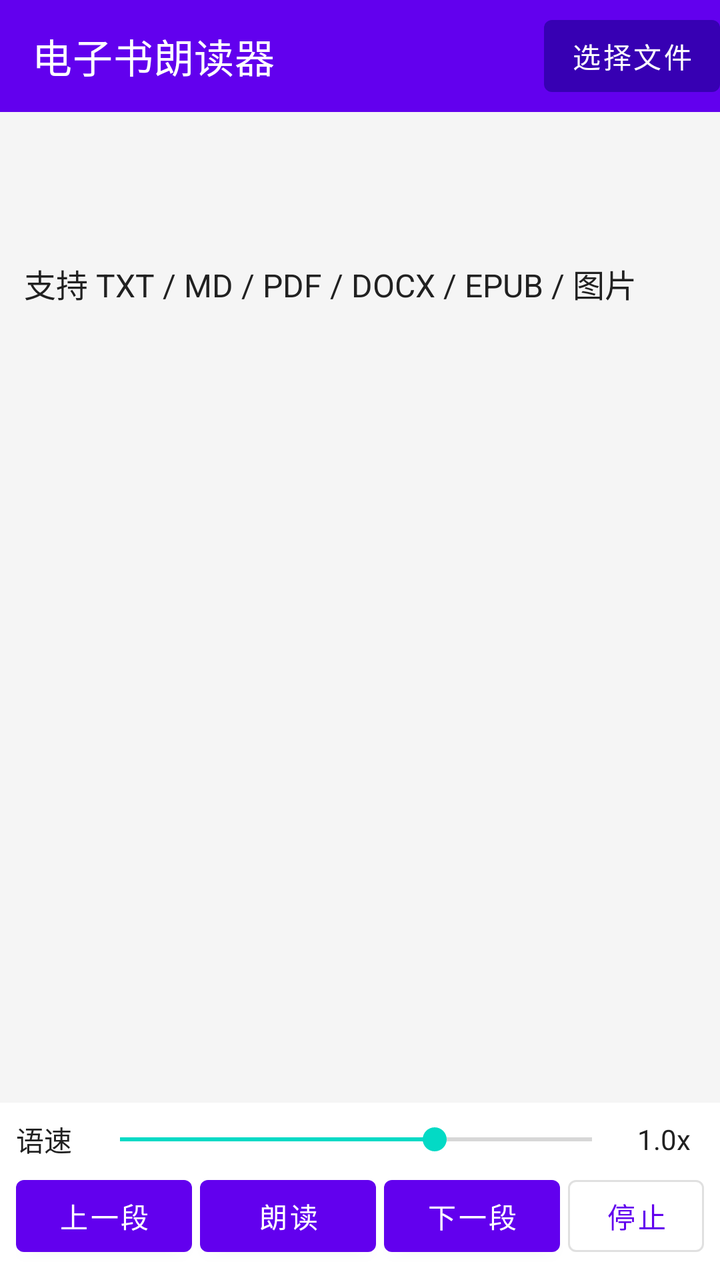
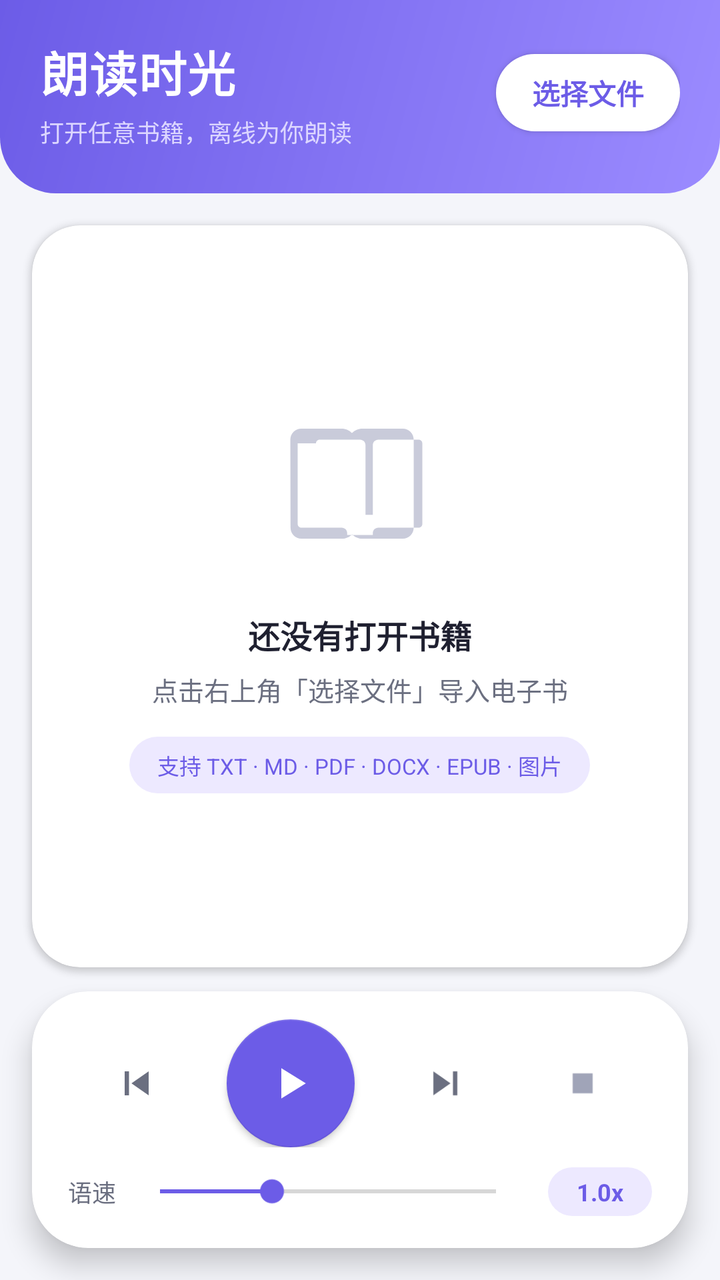

Screens rendered from an Android XML layout before and after an edit, with the pre-edit source and the edit as a unified diff.
<!-- AndroidManifest.xml: application theme Theme.EbookVoiceReader -->
<!-- res/layout/activity_main.xml -->
<?xml version="1.0" encoding="utf-8"?>
<androidx.constraintlayout.widget.ConstraintLayout
    xmlns:android="http://schemas.android.com/apk/res/android"
    xmlns:app="http://schemas.android.com/apk/res-auto"
    android:layout_width="match_parent"
    android:layout_height="match_parent"
    android:background="@color/bg_light">

    
    <com.google.android.material.appbar.MaterialToolbar
        android:id="@+id/toolbar"
        android:layout_width="0dp"
        android:layout_height="wrap_content"
        android:background="@color/purple_500"
        app:title="@string/app_name"
        app:titleTextColor="@color/white"
        app:layout_constraintTop_toTopOf="parent"
        app:layout_constraintStart_toStartOf="parent"
        app:layout_constraintEnd_toEndOf="parent">

        <com.google.android.material.button.MaterialButton
            android:id="@+id/btnOpenFile"
            android:layout_width="wrap_content"
            android:layout_height="wrap_content"
            android:layout_gravity="end"
            android:text="@string/select_file"
            android:textColor="@color/white"
            app:backgroundTint="@color/purple_700"
            style="@style/Widget.MaterialComponents.Button.TextButton" />
    </com.google.android.material.appbar.MaterialToolbar>

    
    <TextView
        android:id="@+id/tvTitle"
        android:layout_width="0dp"
        android:layout_height="wrap_content"
        android:padding="12dp"
        android:textColor="@color/text_primary"
        android:textSize="16sp"
        android:textStyle="bold"
        android:maxLines="2"
        android:ellipsize="end"
        app:layout_constraintTop_toBottomOf="@id/toolbar"
        app:layout_constraintStart_toStartOf="parent"
        app:layout_constraintEnd_toEndOf="parent" />

    <TextView
        android:id="@+id/tvStatus"
        android:layout_width="0dp"
        android:layout_height="wrap_content"
        android:paddingStart="12dp"
        android:paddingEnd="12dp"
        android:textColor="@color/teal_700"
        android:textSize="12sp"
        app:layout_constraintTop_toBottomOf="@id/tvTitle"
        app:layout_constraintStart_toStartOf="parent"
        app:layout_constraintEnd_toEndOf="parent" />

    
    <ScrollView
        android:id="@+id/scrollView"
        android:layout_width="0dp"
        android:layout_height="0dp"
        android:padding="12dp"
        app:layout_constraintTop_toBottomOf="@id/tvStatus"
        app:layout_constraintBottom_toTopOf="@id/controlBar"
        app:layout_constraintStart_toStartOf="parent"
        app:layout_constraintEnd_toEndOf="parent">

        <TextView
            android:id="@+id/tvContent"
            android:layout_width="match_parent"
            android:layout_height="wrap_content"
            android:textColor="@color/text_primary"
            android:textSize="16sp"
            android:lineSpacingExtra="6dp"
            android:text="@string/select_format_hint" />
    </ScrollView>

    
    <LinearLayout
        android:id="@+id/controlBar"
        android:layout_width="0dp"
        android:layout_height="wrap_content"
        android:orientation="vertical"
        android:background="@color/white"
        android:padding="8dp"
        app:layout_constraintBottom_toBottomOf="parent"
        app:layout_constraintStart_toStartOf="parent"
        app:layout_constraintEnd_toEndOf="parent">

        
        <LinearLayout
            android:layout_width="match_parent"
            android:layout_height="wrap_content"
            android:orientation="horizontal"
            android:gravity="center_vertical"
            android:paddingBottom="4dp">

            <TextView
                android:layout_width="wrap_content"
                android:layout_height="wrap_content"
                android:text="@string/speed"
                android:textColor="@color/text_primary"
                android:paddingEnd="8dp" />

            <SeekBar
                android:id="@+id/seekSpeed"
                android:layout_width="0dp"
                android:layout_height="wrap_content"
                android:layout_weight="1"
                android:max="15"
                android:progress="10" />

            <TextView
                android:id="@+id/tvSpeedValue"
                android:layout_width="wrap_content"
                android:layout_height="wrap_content"
                android:text="1.0x"
                android:textColor="@color/text_primary"
                android:minWidth="40dp"
                android:gravity="center" />
        </LinearLayout>

        
        <LinearLayout
            android:layout_width="match_parent"
            android:layout_height="wrap_content"
            android:orientation="horizontal"
            android:gravity="center">

            <com.google.android.material.button.MaterialButton
                android:id="@+id/btnPrev"
                android:layout_width="wrap_content"
                android:layout_height="wrap_content"
                android:text="@string/prev_para"
                android:layout_marginEnd="4dp" />

            <com.google.android.material.button.MaterialButton
                android:id="@+id/btnPlayPause"
                android:layout_width="wrap_content"
                android:layout_height="wrap_content"
                android:text="@string/play"
                app:backgroundTint="@color/purple_500"
                android:layout_marginEnd="4dp" />

            <com.google.android.material.button.MaterialButton
                android:id="@+id/btnNext"
                android:layout_width="wrap_content"
                android:layout_height="wrap_content"
                android:text="@string/next_para"
                android:layout_marginEnd="4dp" />

            <com.google.android.material.button.MaterialButton
                android:id="@+id/btnStop"
                android:layout_width="wrap_content"
                android:layout_height="wrap_content"
                android:text="@string/stop"
                style="@style/Widget.MaterialComponents.Button.OutlinedButton" />
        </LinearLayout>
    </LinearLayout>

    
    <ProgressBar
        android:id="@+id/progressBar"
        android:layout_width="wrap_content"
        android:layout_height="wrap_content"
        android:visibility="gone"
        app:layout_constraintTop_toTopOf="@id/scrollView"
        app:layout_constraintBottom_toBottomOf="@id/scrollView"
        app:layout_constraintStart_toStartOf="parent"
        app:layout_constraintEnd_toEndOf="parent" />

</androidx.constraintlayout.widget.ConstraintLayout>
<!-- resources referenced by this layout -->
<resources>
  <color name="bg_light">#FFF5F5F5</color>
  <color name="purple_500">#FF6200EE</color>
  <color name="purple_700">#FF3700B3</color>
  <color name="teal_700">#FF018786</color>
  <color name="text_primary">#FF212121</color>
  <string name="app_name">电子书朗读器</string>
  <string name="select_format_hint">支持 TXT / MD / PDF / DOCX / EPUB / 图片</string>
  <style name="Theme.EbookVoiceReader" parent="Theme.MaterialComponents.DayNight.NoActionBar">
          <item name="colorPrimary">@color/purple_500</item>
          <item name="colorPrimaryVariant">@color/purple_700</item>
          <item name="colorOnPrimary">@color/white</item>
          <item name="colorSecondary">@color/teal_200</item>
          <item name="colorSecondaryVariant">@color/teal_700</item>
          <item name="colorOnSecondary">@color/black</item>
          <item name="android:statusBarColor">@color/purple_700</item>
      </style>
  <color name="teal_200">#FF03DAC5</color>
  <color name="black">#FF000000</color>
  <!-- unchanged entries left out for length: 7 -->
</resources>

<!-- the commit's change to res/layout/activity_main.xml (unified diff, before → after) -->
@@ -1,174 +1,346 @@
 <?xml version="1.0" encoding="utf-8"?>
-<androidx.constraintlayout.widget.ConstraintLayout
-    xmlns:android="http://schemas.android.com/apk/res/android"
+<androidx.constraintlayout.widget.ConstraintLayout xmlns:android="http://schemas.android.com/apk/res/android"
     xmlns:app="http://schemas.android.com/apk/res-auto"
     android:layout_width="match_parent"
     android:layout_height="match_parent"
-    android:background="@color/bg_light">
+    android:background="@color/bg">
 
     
-    <com.google.android.material.appbar.MaterialToolbar
-        android:id="@+id/toolbar"
+    <LinearLayout
+        android:id="@+id/header"
         android:layout_width="0dp"
         android:layout_height="wrap_content"
-        android:background="@color/purple_500"
-        app:title="@string/app_name"
-        app:titleTextColor="@color/white"
-        app:layout_constraintTop_toTopOf="parent"
+        android:background="@drawable/bg_header"
+        android:orientation="vertical"
+        android:paddingStart="20dp"
+        android:paddingTop="18dp"
+        android:paddingEnd="20dp"
+        android:paddingBottom="22dp"
+        app:layout_constraintEnd_toEndOf="parent"
         app:layout_constraintStart_toStartOf="parent"
-        app:layout_constraintEnd_toEndOf="parent">
-
-        <com.google.android.material.button.MaterialButton
-            android:id="@+id/btnOpenFile"
-            android:layout_width="wrap_content"
+        app:layout_constraintTop_toTopOf="parent">
+
+        <LinearLayout
+            android:layout_width="match_parent"
             android:layout_height="wrap_content"
-            android:layout_gravity="end"
-            android:text="@string/select_file"
-            android:textColor="@color/white"
-            app:backgroundTint="@color/purple_700"
-            style="@style/Widget.MaterialComponents.Button.TextButton" />
-    </com.google.android.material.appbar.MaterialToolbar>
-
-    
-    <TextView
-        android:id="@+id/tvTitle"
-        android:layout_width="0dp"
-        android:layout_height="wrap_content"
-        android:padding="12dp"
-        android:textColor="@color/text_primary"
-        android:textSize="16sp"
-        android:textStyle="bold"
-        android:maxLines="2"
-        android:ellipsize="end"
-        app:layout_constraintTop_toBottomOf="@id/toolbar"
-        app:layout_constraintStart_toStartOf="parent"
-        app:layout_constraintEnd_toEndOf="parent" />
-
-    <TextView
-        android:id="@+id/tvStatus"
-        android:layout_width="0dp"
-        android:layout_height="wrap_content"
-        android:paddingStart="12dp"
-        android:paddingEnd="12dp"
-        android:textColor="@color/teal_700"
-        android:textSize="12sp"
-        app:layout_constraintTop_toBottomOf="@id/tvTitle"
-        app:layout_constraintStart_toStartOf="parent"
-        app:layout_constraintEnd_toEndOf="parent" />
-
-    
-    <ScrollView
-        android:id="@+id/scrollView"
-        android:layout_width="0dp"
-        android:layout_height="0dp"
-        android:padding="12dp"
-        app:layout_constraintTop_toBottomOf="@id/tvStatus"
-        app:layout_constraintBottom_toTopOf="@id/controlBar"
-        app:layout_constraintStart_toStartOf="parent"
-        app:layout_constraintEnd_toEndOf="parent">
-
-        <TextView
-            android:id="@+id/tvContent"
-            android:layout_width="match_parent"
-            android:layout_height="wrap_content"
-            android:textColor="@color/text_primary"
-            android:textSize="16sp"
-            android:lineSpacingExtra="6dp"
-            android:text="@string/select_format_hint" />
-    </ScrollView>
-
-    
-    <LinearLayout
-        android:id="@+id/controlBar"
-        android:layout_width="0dp"
-        android:layout_height="wrap_content"
-        android:orientation="vertical"
-        android:background="@color/white"
-        android:padding="8dp"
-        app:layout_constraintBottom_toBottomOf="parent"
-        app:layout_constraintStart_toStartOf="parent"
-        app:layout_constraintEnd_toEndOf="parent">
-
-        
-        <LinearLayout
-            android:layout_width="match_parent"
-            android:layout_height="wrap_content"
-            android:orientation="horizontal"
             android:gravity="center_vertical"
-            android:paddingBottom="4dp">
-
-            <TextView
-                android:layout_width="wrap_content"
-                android:layout_height="wrap_content"
-                android:text="@string/speed"
-                android:textColor="@color/text_primary"
-                android:paddingEnd="8dp" />
-
-            <SeekBar
-                android:id="@+id/seekSpeed"
+            android:orientation="horizontal">
+
+            <LinearLayout
                 android:layout_width="0dp"
                 android:layout_height="wrap_content"
                 android:layout_weight="1"
-                android:max="15"
-                android:progress="10" />
-
-            <TextView
-                android:id="@+id/tvSpeedValue"
+                android:orientation="vertical">
+
+                <TextView
+                    android:layout_width="wrap_content"
+                    android:layout_height="wrap_content"
+                    android:letterSpacing="0.02"
+                    android:text="@string/app_name"
+                    android:textColor="@color/white"
+                    android:textSize="24sp"
+                    android:textStyle="bold" />
+
+                <TextView
+                    android:id="@+id/tvHeaderHint"
+                    android:layout_width="wrap_content"
+                    android:layout_height="wrap_content"
+                    android:layout_marginTop="4dp"
+                    android:text="@string/header_subtitle"
+                    android:textColor="@color/header_text_sub"
+                    android:textSize="12sp" />
+            </LinearLayout>
+
+            <com.google.android.material.button.MaterialButton
+                android:id="@+id/btnOpenFile"
+                style="@style/Widget.PillButton"
                 android:layout_width="wrap_content"
                 android:layout_height="wrap_content"
-                android:text="1.0x"
-                android:textColor="@color/text_primary"
-                android:minWidth="40dp"
-                android:gravity="center" />
+                android:text="@string/select_file"
+                android:textColor="@color/primary"
+                android:textStyle="bold"
+                app:backgroundTint="@color/white" />
         </LinearLayout>
 
-        
+        <TextView
+            android:id="@+id/tvTitle"
+            android:layout_width="match_parent"
+            android:layout_height="wrap_content"
+            android:layout_marginTop="16dp"
+            android:ellipsize="end"
+            android:maxLines="2"
+            android:textColor="@color/white"
+            android:textSize="16sp"
+            android:textStyle="bold"
+            android:visibility="gone" />
+
+        <TextView
+            android:id="@+id/tvStatus"
+            android:layout_width="match_parent"
+            android:layout_height="wrap_content"
+            android:layout_marginTop="4dp"
+            android:alpha="0.85"
+            android:textColor="@color/header_text_sub"
+            android:textSize="12sp"
+            android:visibility="gone" />
+    </LinearLayout>
+
+    
+    <com.google.android.material.card.MaterialCardView
+        android:id="@+id/cardContent"
+        android:layout_width="0dp"
+        android:layout_height="0dp"
+        android:layout_marginStart="16dp"
+        android:layout_marginTop="16dp"
+        android:layout_marginEnd="16dp"
+        android:layout_marginBottom="12dp"
+        app:cardBackgroundColor="@color/surface"
+        app:cardCornerRadius="24dp"
+        app:cardElevation="2dp"
+        app:strokeWidth="0dp"
+        app:layout_constraintBottom_toTopOf="@id/cardControl"
+        app:layout_constraintEnd_toEndOf="parent"
+        app:layout_constraintStart_toStartOf="parent"
+        app:layout_constraintTop_toBottomOf="@id/header">
+
+        <FrameLayout
+            android:layout_width="match_parent"
+            android:layout_height="match_parent">
+
+            <ScrollView
+                android:id="@+id/scrollView"
+                android:layout_width="match_parent"
+                android:layout_height="match_parent"
+                android:clipToPadding="false"
+                android:paddingStart="20dp"
+                android:paddingTop="20dp"
+                android:paddingEnd="20dp"
+                android:paddingBottom="24dp"
+                android:scrollbars="none">
+
+                <TextView
+                    android:id="@+id/tvContent"
+                    android:layout_width="match_parent"
+                    android:layout_height="wrap_content"
+                    android:lineSpacingExtra="9dp"
+                    android:textColor="@color/text_primary"
+                    android:textSize="17sp" />
+            </ScrollView>
+
+            
+            <LinearLayout
+                android:id="@+id/emptyState"
+                android:layout_width="match_parent"
+                android:layout_height="match_parent"
+                android:gravity="center"
+                android:orientation="vertical"
+                android:padding="24dp">
+
+                <ImageView
+                    android:layout_width="88dp"
+                    android:layout_height="88dp"
+                    android:contentDescription="@string/empty_title"
+                    android:src="@drawable/ic_book" />
+
+                <TextView
+                    android:layout_width="wrap_content"
+                    android:layout_height="wrap_content"
+                    android:layout_marginTop="18dp"
+                    android:text="@string/empty_title"
+                    android:textColor="@color/text_primary"
+                    android:textSize="16sp"
+                    android:textStyle="bold" />
+
+                <TextView
+                    android:layout_width="wrap_content"
+                    android:layout_height="wrap_content"
+                    android:layout_marginTop="6dp"
+                    android:gravity="center"
+                    android:text="@string/empty_desc"
+                    android:textColor="@color/text_secondary"
+                    android:textSize="13sp" />
+
+                <TextView
+                    android:layout_width="wrap_content"
+                    android:layout_height="wrap_content"
+                    android:layout_marginTop="14dp"
+                    android:background="@drawable/bg_chip"
+                    android:paddingStart="14dp"
+                    android:paddingTop="6dp"
+                    android:paddingEnd="14dp"
+                    android:paddingBottom="6dp"
+                    android:text="@string/select_format_hint"
+                    android:textColor="@color/primary"
+                    android:textSize="11sp" />
+            </LinearLayout>
+
+            
+            <LinearLayout
+                android:id="@+id/loadingOverlay"
+                android:layout_width="match_parent"
+                android:layout_height="match_parent"
+                android:background="@drawable/bg_loading"
+                android:gravity="center"
+                android:orientation="vertical"
+                android:visibility="gone">
+
+                <ProgressBar
+                    android:layout_width="40dp"
+                    android:layout_height="40dp"
+                    android:indeterminateTint="@color/primary" />
+
+                <TextView
+                    android:id="@+id/tvLoading"
+                    android:layout_width="wrap_content"
+                    android:layout_height="wrap_content"
+                    android:layout_marginTop="14dp"
+                    android:text="@string/loading"
+                    android:textColor="@color/text_secondary"
+                    android:textSize="13sp" />
+            </LinearLayout>
+        </FrameLayout>
+    </com.google.android.material.card.MaterialCardView>
+
+    
+    <com.google.android.material.card.MaterialCardView
+        android:id="@+id/cardControl"
+        android:layout_width="0dp"
+        android:layout_height="wrap_content"
+        android:layout_marginStart="16dp"
+        android:layout_marginEnd="16dp"
+        android:layout_marginBottom="16dp"
+        app:cardBackgroundColor="@color/surface"
+        app:cardCornerRadius="28dp"
+        app:cardElevation="8dp"
+        app:strokeWidth="0dp"
+        app:layout_constraintBottom_toBottomOf="parent"
+        app:layout_constraintEnd_toEndOf="parent"
+        app:layout_constraintStart_toStartOf="parent">
+
         <LinearLayout
             android:layout_width="match_parent"
             android:layout_height="wrap_content"
-            android:orientation="horizontal"
-            android:gravity="center">
-
-            <com.google.android.material.button.MaterialButton
-                android:id="@+id/btnPrev"
-                android:layout_width="wrap_content"
+            android:orientation="vertical"
+            android:paddingStart="18dp"
+            android:paddingTop="14dp"
+            android:paddingEnd="18dp"
+            android:paddingBottom="16dp">
+
+            <LinearLayout
+                android:layout_width="match_parent"
                 android:layout_height="wrap_content"
-                android:text="@string/prev_para"
-                android:layout_marginEnd="4dp" />
-
-            <com.google.android.material.button.MaterialButton
-                android:id="@+id/btnPlayPause"
-                android:layout_width="wrap_content"
+                android:gravity="center"
+                android:orientation="horizontal">
+
+                <FrameLayout
+                    android:layout_width="0dp"
+                    android:layout_height="56dp"
+                    android:layout_weight="1">
+
+                    <ImageButton
+                        android:id="@+id/btnPrev"
+                        android:layout_width="46dp"
+                        android:layout_height="46dp"
+                        android:layout_gravity="center"
+                        android:background="?attr/selectableItemBackgroundBorderless"
+                        android:contentDescription="@string/prev_para"
+                        android:src="@drawable/ic_skip_prev" />
+                </FrameLayout>
+
+                <FrameLayout
+                    android:layout_width="0dp"
+                    android:layout_height="wrap_content"
+                    android:layout_weight="1.25">
+
+                    <com.google.android.material.floatingactionbutton.FloatingActionButton
+                        android:id="@+id/btnPlayPause"
+                        android:layout_width="64dp"
+                        android:layout_height="64dp"
+                        android:layout_gravity="center"
+                        android:contentDescription="@string/play"
+                        android:src="@drawable/ic_play"
+                        app:backgroundTint="@color/primary"
+                        app:elevation="2dp"
+                        app:fabCustomSize="64dp"
+                        app:maxImageSize="28dp"
+                        app:rippleColor="#33FFFFFF"
+                        app:tint="@color/white" />
+                </FrameLayout>
+
+                <FrameLayout
+                    android:layout_width="0dp"
+                    android:layout_height="56dp"
+                    android:layout_weight="1">
+
+                    <ImageButton
+                        android:id="@+id/btnNext"
+                        android:layout_width="46dp"
+                        android:layout_height="46dp"
+                        android:layout_gravity="center"
+                        android:background="?attr/selectableItemBackgroundBorderless"
+                        android:contentDescription="@string/next_para"
+                        android:src="@drawable/ic_skip_next" />
+                </FrameLayout>
+
+                <FrameLayout
+                    android:layout_width="0dp"
+                    android:layout_height="56dp"
+                    android:layout_weight="1">
+
+                    <ImageButton
+                        android:id="@+id/btnStop"
+                        android:layout_width="40dp"
+                        android:layout_height="40dp"
+                        android:layout_gravity="center"
+                        android:background="?attr/selectableItemBackgroundBorderless"
+                        android:contentDescription="@string/stop"
+                        android:src="@drawable/ic_stop" />
+                </FrameLayout>
+            </LinearLayout>
+
+            <LinearLayout
+                android:layout_width="match_parent"
                 android:layout_height="wrap_content"
-                android:text="@string/play"
-                app:backgroundTint="@color/purple_500"
-                android:layout_marginEnd="4dp" />
-
-            <com.google.android.material.button.MaterialButton
-                android:id="@+id/btnNext"
-                android:layout_width="wrap_content"
-                android:layout_height="wrap_content"
-                android:text="@string/next_para"
-                android:layout_marginEnd="4dp" />
-
-            <com.google.android.material.button.MaterialButton
-                android:id="@+id/btnStop"
-                android:layout_width="wrap_content"
-                android:layout_height="wrap_content"
-                android:text="@string/stop"
-                style="@style/Widget.MaterialComponents.Button.OutlinedButton" />
+                android:layout_marginTop="10dp"
+                android:gravity="center_vertical"
+                android:orientation="horizontal">
+
+                <TextView
+                    android:layout_width="wrap_content"
+                    android:layout_height="wrap_content"
+                    android:text="@string/speed"
+                    android:textColor="@color/text_secondary"
+                    android:textSize="12sp" />
+
+                <SeekBar
+                    android:id="@+id/seekSpeed"
+                    android:layout_width="0dp"
+                    android:layout_height="wrap_content"
+                    android:layout_marginStart="6dp"
+                    android:layout_marginEnd="10dp"
+                    android:layout_weight="1"
+                    android:max="15"
+                    android:progress="5"
+                    android:progressTint="@color/primary"
+                    android:thumbTint="@color/primary" />
+
+                <TextView
+                    android:id="@+id/tvSpeedValue"
+                    android:layout_width="wrap_content"
+                    android:layout_height="wrap_content"
+                    android:background="@drawable/bg_chip"
+                    android:gravity="center"
+                    android:minWidth="52dp"
+                    android:paddingStart="10dp"
+                    android:paddingTop="4dp"
+                    android:paddingEnd="10dp"
+                    android:paddingBottom="4dp"
+                    android:text="1.0x"
+                    android:textColor="@color/primary"
+                    android:textSize="12sp"
+                    android:textStyle="bold" />
+            </LinearLayout>
         </LinearLayout>
-    </LinearLayout>
-
-    
-    <ProgressBar
-        android:id="@+id/progressBar"
-        android:layout_width="wrap_content"
-        android:layout_height="wrap_content"
-        android:visibility="gone"
-        app:layout_constraintTop_toTopOf="@id/scrollView"
-        app:layout_constraintBottom_toBottomOf="@id/scrollView"
-        app:layout_constraintStart_toStartOf="parent"
-        app:layout_constraintEnd_toEndOf="parent" />
+    </com.google.android.material.card.MaterialCardView>
 
 </androidx.constraintlayout.widget.ConstraintLayout>
<!-- resource entries referenced after the edit -->
@@ -1,23 +1,132 @@
 <!-- resources referenced by this layout -->
 <resources>
-  <color name="bg_light">#FFF5F5F5</color>
-  <color name="purple_500">#FF6200EE</color>
-  <color name="purple_700">#FF3700B3</color>
-  <color name="teal_700">#FF018786</color>
-  <color name="text_primary">#FF212121</color>
-  <string name="app_name">电子书朗读器</string>
-  <string name="select_format_hint">支持 TXT / MD / PDF / DOCX / EPUB / 图片</string>
+  <color name="bg">#FFF4F5FA</color>
+  <color name="header_text_sub">#FFDCD6FF</color>
+  <color name="primary">#FF6C5CE7</color>
+  <color name="surface">#FFFFFFFF</color>
+  <color name="text_primary">#FF1F2030</color>
+  <color name="text_secondary">#FF6B6F80</color>
+  <!-- drawable bg_chip (drawable) -->
+  <?xml version="1.0" encoding="utf-8"?>
+  <shape xmlns:android="http://schemas.android.com/apk/res/android"
+      android:shape="rectangle">
+      <solid android:color="@color/primary_light" />
+      <corners android:radius="100dp" />
+  </shape>
+  <!-- drawable bg_header (drawable) -->
+  <?xml version="1.0" encoding="utf-8"?>
+  <shape xmlns:android="http://schemas.android.com/apk/res/android"
+      android:shape="rectangle">
+      <gradient
+          android:angle="315"
+          android:endColor="#FF9B8BFF"
+          android:startColor="#FF6C5CE7"
+          android:type="linear" />
+      <corners
+          android:bottomLeftRadius="28dp"
+          android:bottomRightRadius="28dp" />
+  </shape>
+  <!-- drawable bg_loading (drawable) -->
+  <?xml version="1.0" encoding="utf-8"?>
+  <shape xmlns:android="http://schemas.android.com/apk/res/android"
+      android:shape="rectangle">
+      <solid android:color="#F5FFFFFF" />
+      <corners android:radius="24dp" />
+  </shape>
+  <!-- drawable ic_book (drawable) -->
+  <?xml version="1.0" encoding="utf-8"?>
+  <vector xmlns:android="http://schemas.android.com/apk/res/android"
+      android:width="96dp"
+      android:height="96dp"
+      android:viewportWidth="96"
+      android:viewportHeight="96"
+      android:tint="#FFC9CBDA">
+      <path
+          android:fillColor="#FFFFFFFF"
+          android:pathData="M10,22 c0,-3.3 2.7,-6 6,-6 h22 c2.2,0 4.2,0.9 5.6,2.4 C45.1,16.9 47.1,16 49.3,16 h22 c3.3,0 6,2.7 6,6 v48 c0,3.3 -2.7,6 -6,6 h-22 c-2.2,0 -4.2,-0.9 -5.6,-2.4 c-1.4,1.5 -3.4,2.4 -5.6,2.4 h-22 c-3.3,0 -6,-2.7 -6,-6 z M14,24 v44 c0,1.1 0.9,2 2,2 h22 c1.7,0 3,1.3 3,3 v1 h14 v-1 c0,-1.7 1.3,-3 3,-3 h22 c1.1,0 2,-0.9 2,-2 v-44 c0,-1.1 -0.9,-2 -2,-2 h-22 c-1.7,0 -3,1.3 -3,3 v38 h-4 v-38 c0,-1.7 -1.3,-3 -3,-3 h-22 c-1.1,0 -2,0.9 -2,2 z" />
+  </vector>
+  <!-- drawable ic_play (drawable) -->
+  <?xml version="1.0" encoding="utf-8"?>
+  <vector xmlns:android="http://schemas.android.com/apk/res/android"
+      android:width="24dp"
+      android:height="24dp"
+      android:viewportWidth="24"
+      android:viewportHeight="24">
+      <path
+          android:fillColor="#FFFFFFFF"
+          android:pathData="M8,5.5 L18.5,12 L8,18.5 Z" />
+  </vector>
+  <!-- drawable ic_skip_next (drawable) -->
+  <?xml version="1.0" encoding="utf-8"?>
+  <vector xmlns:android="http://schemas.android.com/apk/res/android"
+      android:width="24dp"
+      android:height="24dp"
+      android:viewportWidth="24"
+      android:viewportHeight="24"
+      android:tint="#FF6B6F80">
+      <path
+          android:fillColor="#FFFFFFFF"
+          android:pathData="M15.8,6 h2.2 v12 h-2.2 z M6,6 L14.6,12 L6,18 z" />
+  </vector>
+  <!-- drawable ic_skip_prev (drawable) -->
+  <?xml version="1.0" encoding="utf-8"?>
+  <vector xmlns:android="http://schemas.android.com/apk/res/android"
+      android:width="24dp"
+      android:height="24dp"
+      android:viewportWidth="24"
+      android:viewportHeight="24"
+      android:tint="#FF6B6F80">
+      <path
+          android:fillColor="#FFFFFFFF"
+          android:pathData="M6,6 h2.2 v12 h-2.2 z M18,18 L9.4,12 L18,6 z" />
+  </vector>
+  <!-- drawable ic_stop (drawable) -->
+  <?xml version="1.0" encoding="utf-8"?>
+  <vector xmlns:android="http://schemas.android.com/apk/res/android"
+      android:width="24dp"
+      android:height="24dp"
+      android:viewportWidth="24"
+      android:viewportHeight="24"
+      android:tint="#FFA0A4B8">
+      <path
+          android:fillColor="#FFFFFFFF"
+          android:pathData="M7,7 h10 v10 h-10 z" />
+  </vector>
+  <string name="app_name">朗读时光</string>
+  <string name="empty_desc">点击右上角「选择文件」导入电子书</string>
+  <string name="empty_title">还没有打开书籍</string>
+  <string name="header_subtitle">打开任意书籍，离线为你朗读</string>
+  <string name="loading">正在解析文档…</string>
+  <string name="select_format_hint">支持 TXT · MD · PDF · DOCX · EPUB · 图片</string>
+  <style name="Widget.PillButton" parent="Widget.MaterialComponents.Button">
+          <item name="android:textAllCaps">false</item>
+          <item name="android:textSize">14sp</item>
+          <item name="android:letterSpacing">0</item>
+          <item name="cornerRadius">100dp</item>
+          <item name="android:minWidth">0dp</item>
+          <item name="android:minHeight">0dp</item>
+          <item name="android:insetTop">0dp</item>
+          <item name="android:insetBottom">0dp</item>
+          <item name="android:paddingStart">18dp</item>
+          <item name="android:paddingEnd">18dp</item>
+          <item name="android:paddingTop">9dp</item>
+          <item name="android:paddingBottom">9dp</item>
+          <item name="elevation">0dp</item>
+      </style>
   <style name="Theme.EbookVoiceReader" parent="Theme.MaterialComponents.DayNight.NoActionBar">
-          <item name="colorPrimary">@color/purple_500</item>
-          <item name="colorPrimaryVariant">@color/purple_700</item>
+          <item name="colorPrimary">@color/primary</item>
+          <item name="colorPrimaryVariant">@color/primary_dark</item>
           <item name="colorOnPrimary">@color/white</item>
-          <item name="colorSecondary">@color/teal_200</item>
-          <item name="colorSecondaryVariant">@color/teal_700</item>
-          <item name="colorOnSecondary">@color/black</item>
-          <item name="android:statusBarColor">@color/purple_700</item>
+          <item name="colorSecondary">@color/accent</item>
+          <item name="colorOnSecondary">@color/white</item>
+          <item name="android:windowBackground">@color/bg</item>
+          <item name="android:statusBarColor">@color/primary</item>
+          <item name="android:navigationBarColor">@color/surface</item>
+          <item name="android:textColorPrimary">@color/text_primary</item>
       </style>
-  <color name="teal_200">#FF03DAC5</color>
-  <color name="black">#FF000000</color>
+  <color name="primary_light">#FFEDE9FF</color>
+  <color name="primary_dark">#FF5546C9</color>
+  <color name="accent">#FF00C2A8</color>
   <!-- unchanged entries left out for length: 7 -->
 </resources>
 
